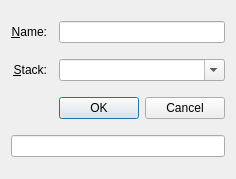
Qt form quentier/src/dialogs/AddOrEditNotebookDialog.ui (d1vanov/quentier) before a commit.
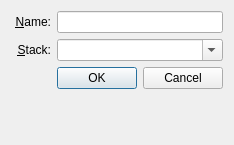
The same form after that commit.

Commit message: Issue #85: fix a couple of bugs in the implementation of AddOrEditNotebookDialog

Diff of the .ui file:
```diff
--- a/quentier/src/dialogs/AddOrEditNotebookDialog.ui
+++ b/quentier/src/dialogs/AddOrEditNotebookDialog.ui
@@ -7,26 +7,13 @@
     <x>0</x>
     <y>0</y>
     <width>234</width>
-    <height>179</height>
+    <height>145</height>
    </rect>
   </property>
   <property name="windowTitle">
    <string>Dialog</string>
   </property>
   <layout class="QGridLayout" name="gridLayout">
-   <item row="1" column="2">
-    <widget class="QComboBox" name="notebookStackComboBox">
-     <property name="sizePolicy">
-      <sizepolicy hsizetype="Expanding" vsizetype="Fixed">
-       <horstretch>0</horstretch>
-       <verstretch>0</verstretch>
-      </sizepolicy>
-     </property>
-     <property name="editable">
-      <bool>true</bool>
-     </property>
-    </widget>
-   </item>
    <item row="0" column="0">
     <widget class="QLabel" name="notebookNameLabel">
      <property name="text">
@@ -40,7 +27,7 @@
      </property>
     </widget>
    </item>
-   <item row="0" column="2">
+   <item row="0" column="1">
     <widget class="QLineEdit" name="notebookNameLineEdit"/>
    </item>
    <item row="1" column="0">
@@ -56,24 +43,20 @@
      </property>
     </widget>
    </item>
-   <item row="2" column="2">
-    <widget class="QDialogButtonBox" name="buttonBox">
-     <property name="orientation">
-      <enum>Qt::Horizontal</enum>
+   <item row="1" column="1">
+    <widget class="QComboBox" name="notebookStackComboBox">
+     <property name="sizePolicy">
+      <sizepolicy hsizetype="Expanding" vsizetype="Fixed">
+       <horstretch>0</horstretch>
+       <verstretch>0</verstretch>
+      </sizepolicy>
      </property>
-     <property name="standardButtons">
-      <set>QDialogButtonBox::Cancel|QDialogButtonBox::Ok</set>
-     </property>
-    </widget>
-   </item>
-   <item row="3" column="0" colspan="3">
-    <widget class="QLineEdit" name="statusBar">
-     <property name="readOnly">
+     <property name="editable">
       <bool>true</bool>
      </property>
     </widget>
    </item>
-   <item row="2" column="0" colspan="2">
+   <item row="2" column="0">
     <spacer name="horizontalSpacer">
      <property name="orientation">
       <enum>Qt::Horizontal</enum>
@@ -86,6 +69,26 @@
      </property>
     </spacer>
    </item>
+   <item row="2" column="1">
+    <widget class="QDialogButtonBox" name="buttonBox">
+     <property name="orientation">
+      <enum>Qt::Horizontal</enum>
+     </property>
+     <property name="standardButtons">
+      <set>QDialogButtonBox::Cancel|QDialogButtonBox::Ok</set>
+     </property>
+    </widget>
+   </item>
+   <item row="3" column="0" colspan="2">
+    <widget class="QLabel" name="statusBar">
+     <property name="wordWrap">
+      <bool>true</bool>
+     </property>
+     <property name="textInteractionFlags">
+      <set>Qt::TextSelectableByKeyboard|Qt::TextSelectableByMouse</set>
+     </property>
+    </widget>
+   </item>
   </layout>
  </widget>
  <tabstops>
```
Left out of the diff: 1 changed line with no effect on the pictures. The commit also changes 1 other file.
